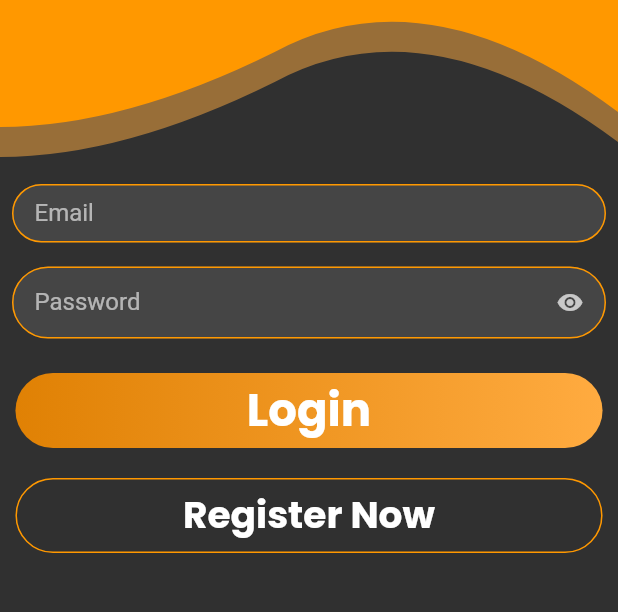
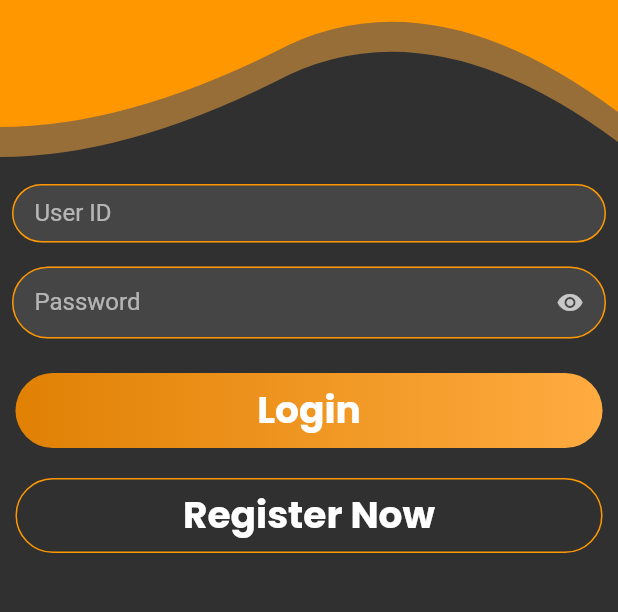
Before and after one commit to AbdulSami55/MEYE_PRO, a Flutter app: the LoginScreen screen opened directly, on a phone screen of 412 x 824 dp, the part 227-839 px from its top. Run offline on Flutter 3.47's test engine with Material 2 defaults, Android fonts, the phone set to English and light mode, and no system bars; drawn by our look-alikes of velocity_x; our stand-ins replace google_fonts, image_picker; network calls fail.

Commit message:
first commit

```diff
--- a/lib/Model/Admin/ip.dart
+++ b/lib/Model/Admin/ip.dart
@@ -1,6 +1,4 @@
 // ignore_for_file: non_constant_identifier_names
-
-import 'package:web_socket_channel/io.dart';
 
 class NetworkIP {
   static List<Stream> lst = [];
--- a/lib/Screens/Admin/Camera/camera_details.dart
+++ b/lib/Screens/Admin/Camera/camera_details.dart
@@ -9,6 +9,7 @@ import 'package:live_streaming/Store/store.dart';
 import 'package:live_streaming/widget/Camera/update_camera.dart';
 import 'package:velocity_x/velocity_x.dart';
 
+import '../../../Store/Admin/CameraDetails.dart';
 import '../../../widget/Camera/delete_camera.dart';
 
 class CameraDetails extends StatefulWidget {
--- a/lib/Screens/login.dart
+++ b/lib/Screens/login.dart
@@ -1,9 +1,10 @@
-// ignore_for_file: non_constant_identifier_names, prefer_final_fields
+// ignore_for_file: non_constant_identifier_names, prefer_final_fields, must_be_immutable
 
 import 'package:flutter/material.dart';
-import 'package:google_fonts/google_fonts.dart';
+import 'package:live_streaming/Screens/signup.dart';
+import 'package:live_streaming/widget/button.dart';
+import 'package:live_streaming/widget/outlinedbutton.dart';
 import 'package:live_streaming/widget/textfield.dart';
-import 'package:velocity_x/velocity_x.dart';
 
 class LoginScreen extends StatelessWidget {
   LoginScreen({super.key});
@@ -13,6 +14,7 @@ class LoginScreen extends StatelessWidget {
   Widget build(BuildContext context) {
     return Scaffold(
         appBar: AppBar(
+          automaticallyImplyLeading: false,
           backgroundColor: Colors.orange,
           title: const Text(
             'Sign In',
@@ -26,8 +28,7 @@ class LoginScreen extends StatelessWidget {
         ),
         body: CustomScrollView(slivers: [
           SliverToBoxAdapter(
-            child: Column(
-              children: [
+              child: Column(children: [
             Stack(
               children: <Widget>[
                 Opacity(
@@ -64,8 +65,8 @@ class LoginScreen extends StatelessWidget {
             ),
             MyTextField(
               controller: _Email,
-                  labelText: "Email",
-                  hintText: "Email",
+              labelText: "User ID",
+              hintText: "User ID",
               ispassword: false,
             ),
             MyTextField(
@@ -79,63 +80,23 @@ class LoginScreen extends StatelessWidget {
             ),
             InkWell(
                 onTap: () {},
-                  child: Container(
-                    decoration: BoxDecoration(
-                      gradient: const LinearGradient(
-                        colors: [
-                          Color.fromARGB(255, 224, 129, 4),
-                          Colors.orangeAccent
-                        ],
-                        begin: Alignment.centerLeft,
-                        end: Alignment.centerRight,
-                      ),
-                      borderRadius: BorderRadius.circular(30.0),
-                    ),
-                    constraints: BoxConstraints(
-                        maxWidth: MediaQuery.of(context).size.width * 0.95,
-                        minHeight: 50.0),
-                    alignment: Alignment.center,
-                    child: const Text(
-                      "Login",
-                      textAlign: TextAlign.center,
-                      style: TextStyle(
-                        fontWeight: FontWeight.bold,
-                        fontFamily: "Poppins",
-                        fontSize: 30,
-                        color: Colors.white,
-                      ),
-                    ),
-                  ),
-                ),
+                child: MyButton(
+                  text: "Login",
+                )),
             const SizedBox(
               height: 20,
             ),
             InkWell(
-                  onTap: () {},
-                  child: Container(
-                    decoration: BoxDecoration(
-                      border: Border.all(color: Colors.orange),
-                      borderRadius: BorderRadius.circular(30.0),
-                    ),
-                    constraints: BoxConstraints(
-                        maxWidth: MediaQuery.of(context).size.width * 0.95,
-                        minHeight: 50.0),
-                    alignment: Alignment.center,
-                    child: const Text(
-                      "Register Now",
-                      textAlign: TextAlign.center,
-                      style: TextStyle(
-                        fontWeight: FontWeight.bold,
-                        fontFamily: "Poppins",
-                        fontSize: 25,
-                        color: Colors.white,
-                      ),
-                    ),
-                  ),
-                ),
-              ],
-            ),
-          )
+                onTap: () {
+                  Navigator.push(
+                      context,
+                      MaterialPageRoute(
+                          builder: (BuildContext context) => const Signup()));
+                },
+                child: MyOutlineButton(
+                  text: "Register Now",
+                ))
+          ]))
         ]));
   }
 }
--- a/lib/main.dart
+++ b/lib/main.dart
@@ -6,6 +6,7 @@ import 'package:live_streaming/Store/store.dart';
 import 'package:velocity_x/velocity_x.dart';
 
 import 'Model/Admin/ip.dart';
+import 'Screens/bottomnav.dart';
 
 void main() {
   Connect();
@@ -21,7 +22,7 @@ class MyApp extends StatelessWidget {
 
   @override
   Widget build(BuildContext context) {
-    var title = 'Live Streaming';
+    var title = 'MEYE PRO';
     return MaterialApp(
         debugShowCheckedModeBanner: false,
         theme: ThemeData(
@@ -29,6 +30,6 @@ class MyApp extends StatelessWidget {
             primaryColor: Colors.orange,
             brightness: Brightness.dark),
         title: title,
-        home: LoginScreen());
+        home: const BottomNavBar());
   }
 }
--- /dev/null
+++ b/lib/widget/button.dart
@@ -0,0 +1,34 @@
+// ignore_for_file: must_be_immutable
+
+import 'package:flutter/material.dart';
+
+class MyButton extends StatelessWidget {
+  MyButton({super.key, required this.text});
+  String text;
+  @override
+  Widget build(BuildContext context) {
+    return Container(
+        decoration: BoxDecoration(
+          gradient: const LinearGradient(
+            colors: [Color.fromARGB(255, 224, 129, 4), Colors.orangeAccent],
+            begin: Alignment.centerLeft,
+            end: Alignment.centerRight,
+          ),
+          borderRadius: BorderRadius.circular(30.0),
+        ),
+        constraints: BoxConstraints(
+            maxWidth: MediaQuery.of(context).size.width * 0.95,
+            minHeight: 50.0),
+        alignment: Alignment.center,
+        child: Text(
+          text,
+          textAlign: TextAlign.center,
+          style: const TextStyle(
+            fontWeight: FontWeight.bold,
+            fontFamily: "Poppins",
+            fontSize: 25,
+            color: Colors.white,
+          ),
+        ));
+  }
+}
--- /dev/null
+++ b/lib/widget/outlinedbutton.dart
@@ -0,0 +1,30 @@
+// ignore_for_file: must_be_immutable
+
+import 'package:flutter/material.dart';
+
+class MyOutlineButton extends StatelessWidget {
+  MyOutlineButton({super.key, required this.text});
+  String text;
+  @override
+  Widget build(BuildContext context) {
+    return Container(
+      decoration: BoxDecoration(
+        border: Border.all(color: Colors.orange),
+        borderRadius: BorderRadius.circular(30.0),
+      ),
+      constraints: BoxConstraints(
+          maxWidth: MediaQuery.of(context).size.width * 0.95, minHeight: 50.0),
+      alignment: Alignment.center,
+      child: Text(
+        text,
+        textAlign: TextAlign.center,
+        style: const TextStyle(
+          fontWeight: FontWeight.bold,
+          fontFamily: "Poppins",
+          fontSize: 25,
+          color: Colors.white,
+        ),
+      ),
+    );
+  }
+}
--- a/pubspec.yaml
+++ b/pubspec.yaml
@@ -40,8 +40,8 @@ dependencies:
   velocity_x: ^3.6.0
   http: ^0.13.5
   web_socket_channel: ^2.2.0
-  progress_dialog_null_safe: ^1.0.7
   google_fonts: ^3.0.1
+  image_picker: ^0.8.6
 
 
 
```
Also changed, not shown: lib/Api/teacher_api.dart (added, +78 -0 lines), lib/Model/Teacher/teacher.dart (added, +18 -0 lines), lib/Screens/signup.dart (added, +182 -0 lines), lib/Store/Admin/CameraDetails.dart (added, +23 -0 lines), lib/Store/getimage.dart (added, +14 -0 lines), lib/Store/store.dart (+3 -20 lines), lib/widget/Camera/add_camera.dart (+9 -17 lines), lib/widget/Camera/delete_camera.dart (+9 -19 lines), lib/widget/Camera/update_camera.dart (+9 -17 lines), lib/widget/progress_dialogue.dart (deleted, +0 -10 lines), lib/widget/progress_indicator.dart (added, +20 -0 lines), lib/widget/snack_bar.dart (+7 -3 lines), pubspec.lock, 2 other files. Lines whose indentation alone changed are shown as unchanged.
